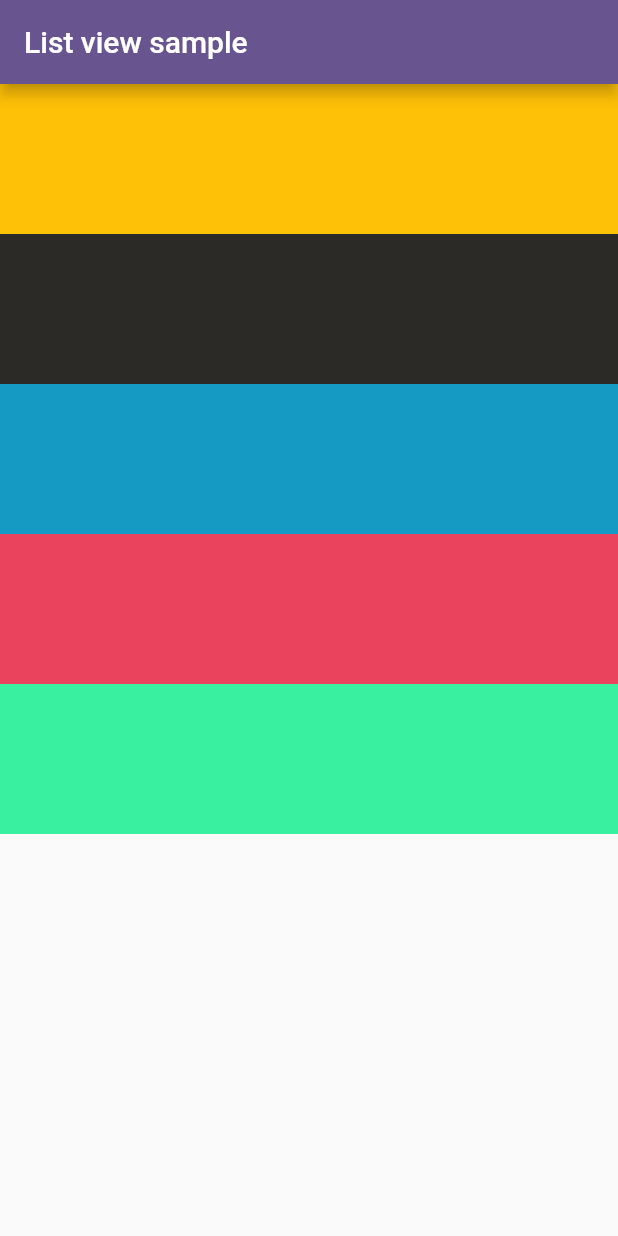
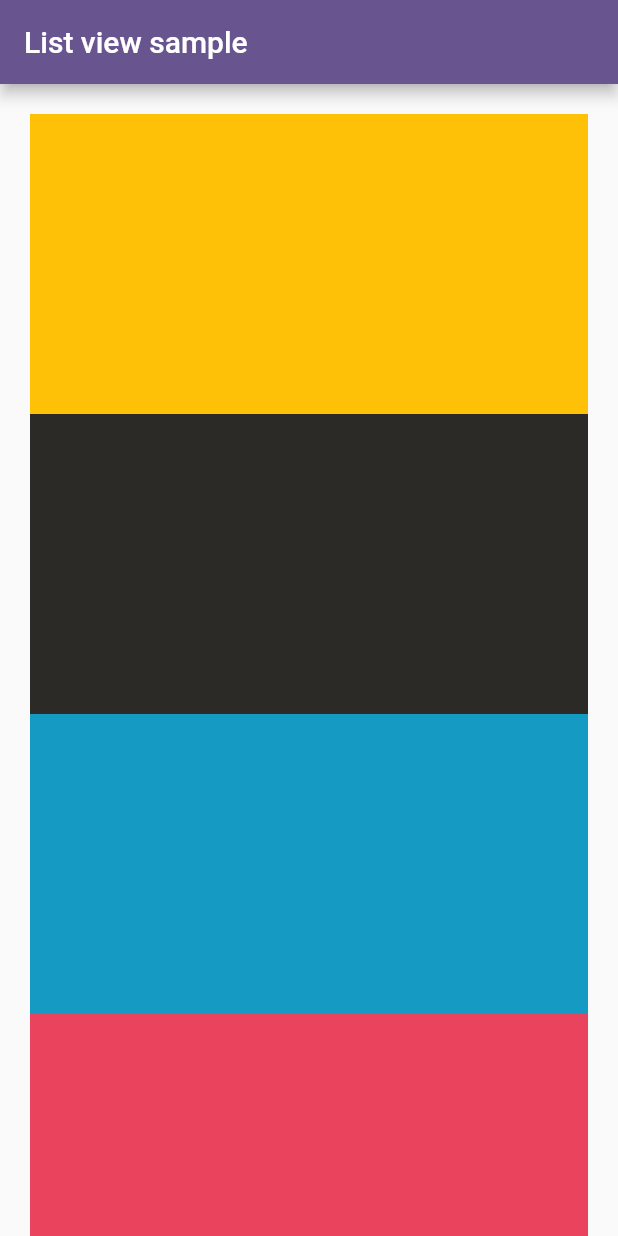
Before and after one commit to raja226/Flutter_ListView, a Flutter app: the screen it shows after launch, on a phone screen of 412 x 824 dp. Run offline on Flutter 3.47's test engine with Material 2 defaults, Android fonts, the phone set to English and light mode, and no system bars.

Commit message:
static list view

```diff
--- a/lib/list_ViewPage.dart
+++ b/lib/list_ViewPage.dart
@@ -12,7 +12,11 @@ class ListViewPage extends StatelessWidget {
       appBar: AppBar(
         title: const Text("List view sample"),
       ),
-      body: ListView(
+      body: SizedBox(
+        child: ListView(
+          padding: const EdgeInsets.all(20),
+          itemExtent: 200,
+          scrollDirection: Axis.vertical,
           children: [
             Container(
               height: 100, color: Colors.amber,
@@ -31,6 +35,7 @@ class ListViewPage extends StatelessWidget {
             )
           ],
         ),
+      ),
     );
   }
 }
```
Lines whose indentation alone changed are shown as unchanged.
